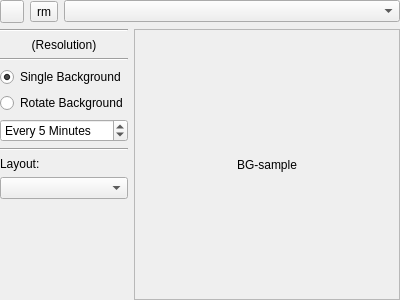
First picture: the form in src-qt5/core-utils/lumina-config/pages/page_wallpaper.ui, repository lumina-desktop/lumina, before the edit.
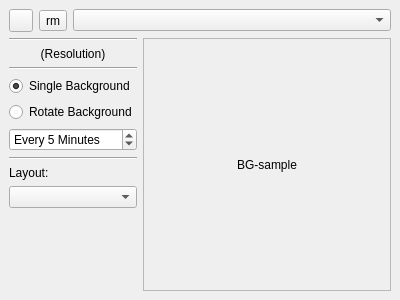
Second picture: the form after the edit.

Commit message: Get the new "wallpaper" page all setup and functional, as well as finish testing the new page loading and monitor-changing systems.

What changed in the file:
```diff
--- a/src-qt5/core-utils/lumina-config/pages/page_wallpaper.ui
+++ b/src-qt5/core-utils/lumina-config/pages/page_wallpaper.ui
@@ -15,16 +15,16 @@
   </property>
   <layout class="QVBoxLayout" name="verticalLayout">
    <property name="leftMargin">
-    <number>0</number>
+    <number>9</number>
    </property>
    <property name="topMargin">
-    <number>0</number>
+    <number>9</number>
    </property>
    <property name="rightMargin">
-    <number>0</number>
+    <number>9</number>
    </property>
    <property name="bottomMargin">
-    <number>0</number>
+    <number>9</number>
    </property>
    <item>
     <layout class="QHBoxLayout" name="horizontalLayout_4">
```
The commit also changes 8 other files.
